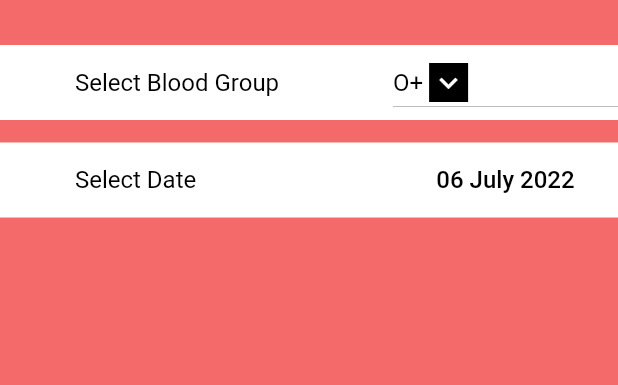
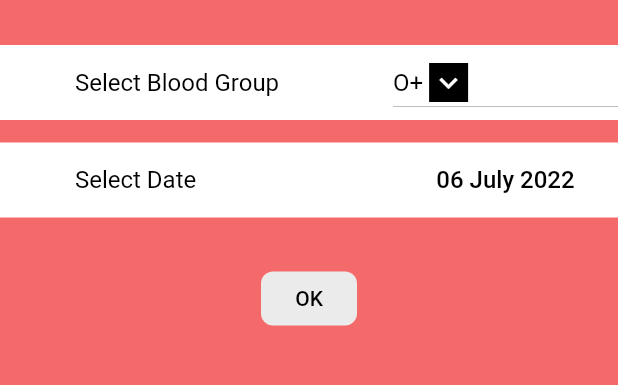
Before and after one commit to fluttersummertraining/bloodbank, a Flutter app: the BookingScreen screen opened by its route, on a phone screen of 412 x 824 dp, the part 129-514 px from its top. Run offline on Flutter 3.47's test engine with Material 2 defaults, Android fonts, the phone set to English and light mode, and no system bars.

```diff
--- a/lib/main.dart
+++ b/lib/main.dart
@@ -1,3 +1,4 @@
+import 'package:bloodbank/screens/myBookings.dart';
 import 'package:flutter/material.dart';
 import "screens/homescreen.dart";
 import "screens/bookingscreen.dart";
@@ -18,6 +19,9 @@ class MyApp extends StatelessWidget {
       routes: {
         "/bookingScreen": (BuildContext context) {
           return BookingScreen();
+        },
+        "/myBookingsScreen": (BuildContext context) {
+          return MyBookingsScreen();
         }
       },
     );
--- a/lib/screens/bookingscreen.dart
+++ b/lib/screens/bookingscreen.dart
@@ -10,6 +10,73 @@ class BookingScreen extends StatefulWidget {
 }
 
 class _BookingScreenState extends State<BookingScreen> {
+  void onSelectingBloodGroup(String? value) {
+    setState(() {
+      selectedBloodGroup = value;
+    });
+  }
+
+  Widget dropDownIcon() {
+    return Container(
+      color: Colors.black,
+      padding: EdgeInsets.all(1),
+      margin: EdgeInsets.only(left: 4),
+      child: Icon(
+        Icons.keyboard_arrow_down,
+        color: Colors.white,
+      ),
+    );
+  }
+
+  List<DropdownMenuItem<String>> bloodGroupItemsCreator() {
+    return bloodGroups.map((bloodGroup) {
+      return DropdownMenuItem<String>(
+        child: Text(
+          bloodGroup,
+          style: TextStyle(
+            color: Colors.black,
+            fontSize: 16,
+          ),
+        ),
+        value: bloodGroup,
+      );
+    }).toList();
+  }
+
+  Widget SelectBloodGroupStrip() {
+    return Container(
+      width: double.infinity,
+      height: 50,
+      color: Colors.white,
+      child: Row(
+        mainAxisAlignment: MainAxisAlignment.spaceBetween,
+        children: [
+          Container(
+            margin: EdgeInsets.only(
+              left: 50,
+            ),
+            child: Text(
+              "Select Blood Group",
+              style: TextStyle(
+                color: Colors.black,
+                fontSize: 16,
+              ),
+            ),
+          ),
+          Container(
+            width: 150,
+            child: DropdownButton<String>(
+              icon: dropDownIcon(),
+              items: bloodGroupItemsCreator(),
+              onChanged: onSelectingBloodGroup,
+              value: selectedBloodGroup,
+            ),
+          ),
+        ],
+      ),
+    );
+  }
+
   String? selectedBloodGroup = "O+";
   List<String> bloodGroups = ["O+", "O-", "A+", "A-"];
   DateTime selectedDate = DateTime.now();
@@ -33,60 +100,7 @@ class _BookingScreenState extends State<BookingScreen> {
                 ],
               ),
             ),
-            Container(
-              width: double.infinity,
-              height: 50,
-              color: Colors.white,
-              child: Row(
-                mainAxisAlignment: MainAxisAlignment.spaceBetween,
-                children: [
-                  Container(
-                    margin: EdgeInsets.only(
-                      left: 50,
-                    ),
-                    child: Text(
-                      "Select Blood Group",
-                      style: TextStyle(
-                        color: Colors.black,
-                        fontSize: 16,
-                      ),
-                    ),
-                  ),
-                  Container(
-                    width: 150,
-                    child: DropdownButton<String>(
-                      icon: Container(
-                        color: Colors.black,
-                        padding: EdgeInsets.all(1),
-                        margin: EdgeInsets.only(left: 4),
-                        child: Icon(
-                          Icons.keyboard_arrow_down,
-                          color: Colors.white,
-                        ),
-                      ),
-                      items: bloodGroups.map((bloodGroup) {
-                        return DropdownMenuItem<String>(
-                          child: Text(
-                            bloodGroup,
-                            style: TextStyle(
-                              color: Colors.black,
-                              fontSize: 16,
-                            ),
-                          ),
-                          value: bloodGroup,
-                        );
-                      }).toList(),
-                      onChanged: (value) {
-                        setState(() {
-                          selectedBloodGroup = value;
-                        });
-                      },
-                      value: selectedBloodGroup,
-                    ),
-                  ),
-                ],
-              ),
-            ),
+            SelectBloodGroupStrip(),
             SizedBox(height: 15),
             Container(
               width: double.infinity,
@@ -136,6 +150,30 @@ class _BookingScreenState extends State<BookingScreen> {
                 ],
               ),
             ),
+            SizedBox(height: 30),
+            Container(
+              width: double.infinity,
+              child: Center(
+                child: TextButton(
+                    child: Text(
+                      "OK",
+                    ),
+                    style: TextButton.styleFrom(
+                      backgroundColor: Color(0xFFECEBEB),
+                      primary: Colors.black,
+                      shape: RoundedRectangleBorder(
+                        borderRadius: BorderRadius.all(
+                          Radius.circular(
+                            8,
+                          ),
+                        ),
+                      ),
+                    ),
+                    onPressed: () {
+                      Navigator.pushNamed(context, "/myBookingsScreen");
+                    }),
+              ),
+            ),
           ],
         ),
       ),
--- /dev/null
+++ b/lib/screens/myBookingsScreen.dart
@@ -0,0 +1,10 @@
+import "package:flutter/material.dart";
+
+class MyBookingsScreen extends StatelessWidget {
+  const MyBookingsScreen({Key? key}) : super(key: key);
+
+  @override
+  Widget build(BuildContext context) {
+    return Container();
+  }
+}
```
